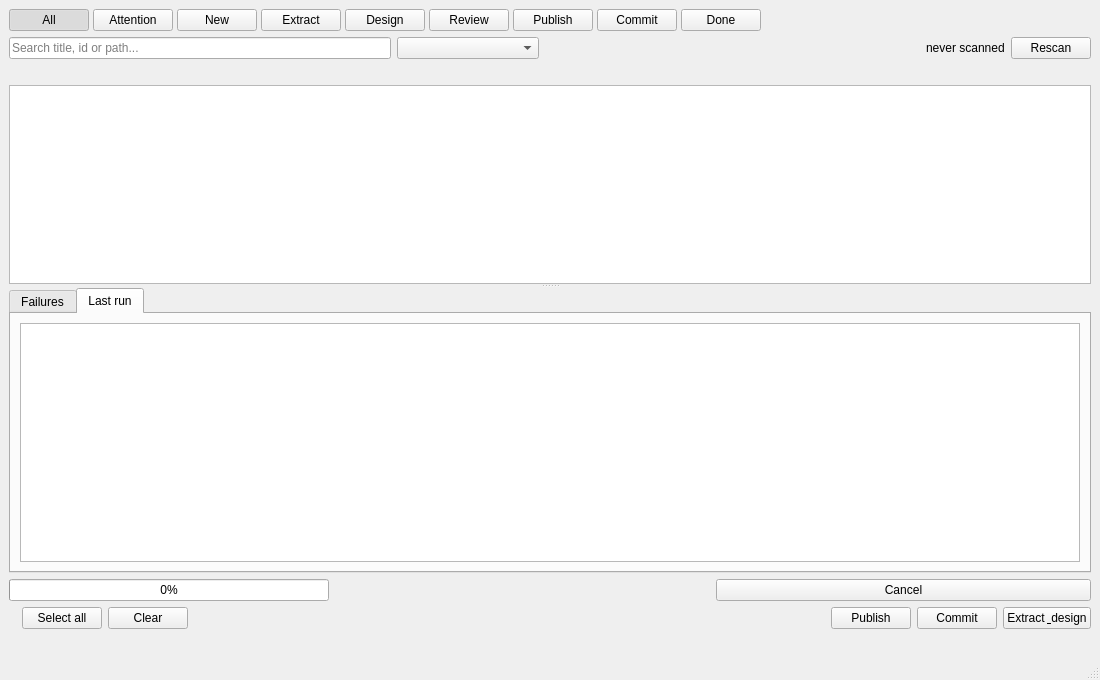
The window that src/main/python/ui/worklist.ui (3ll3d00d/beqdesigner) describes before a commit, drawn with Qt 5.
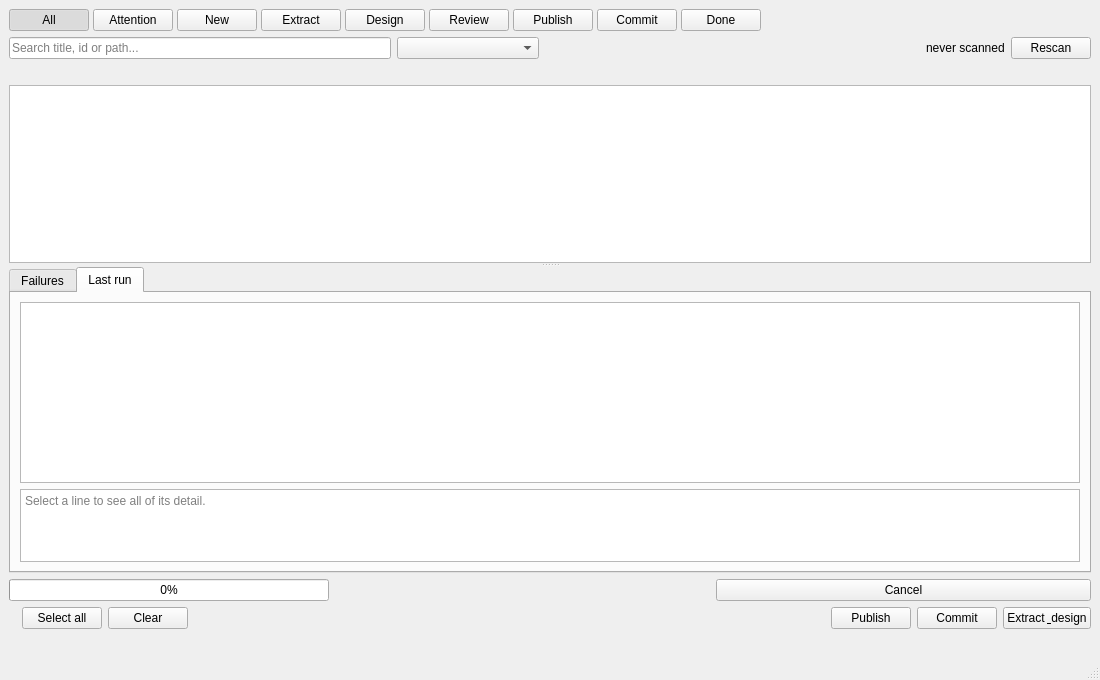
The same window after the commit. The open tabs and pages were chosen to show the change.

Commit message: Fix review findings: work list closing, index handling, result shapes, push-only commit

Patch:
```diff
--- a/src/main/python/ui/worklist.ui
+++ b/src/main/python/ui/worklist.ui
@@ -82,6 +82,7 @@
        <attribute name="title"><string>Last run</string></attribute>
        <layout class="QVBoxLayout" name="resultsLayout">
         <item><widget class="QTableWidget" name="resultsTable"/></item>
+        <item><widget class="QPlainTextEdit" name="resultDetails"><property name="maximumSize"><size><width>16777215</width><height>84</height></size></property><property name="readOnly"><bool>true</bool></property><property name="placeholderText"><string>Select a line to see all of its detail.</string></property></widget></item>
        </layout>
       </widget>
      </widget>
```
The commit also changes 8 other files.
